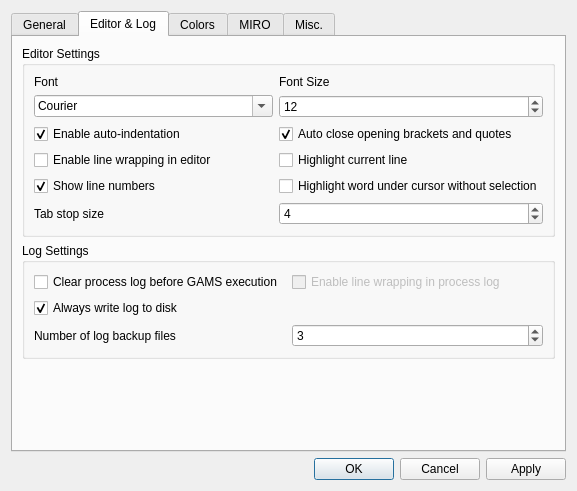
The window that src/settingsdialog.ui (GAMS-dev/studio) describes before a commit, drawn with Qt 5.
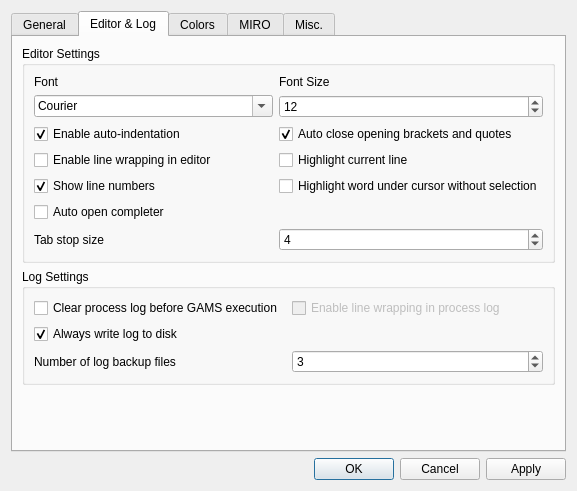
The same window after the commit. The open tabs and pages were chosen to show the change.

Commit message: added auto open for completer (and settings for it)

What changed in the file:
```diff
--- a/src/settingsdialog.ui
+++ b/src/settingsdialog.ui
@@ -402,6 +402,13 @@
             </property>
            </widget>
           </item>
+          <item row="8" column="0" colspan="2">
+           <widget class="QCheckBox" name="cb_completerAutoOpen">
+            <property name="text">
+             <string>Auto open completer</string>
+            </property>
+           </widget>
+          </item>
          </layout>
         </widget>
        </item>
```
Left out of the diff: 2 changed lines with no effect on the pictures. The commit also changes 6 other files.
